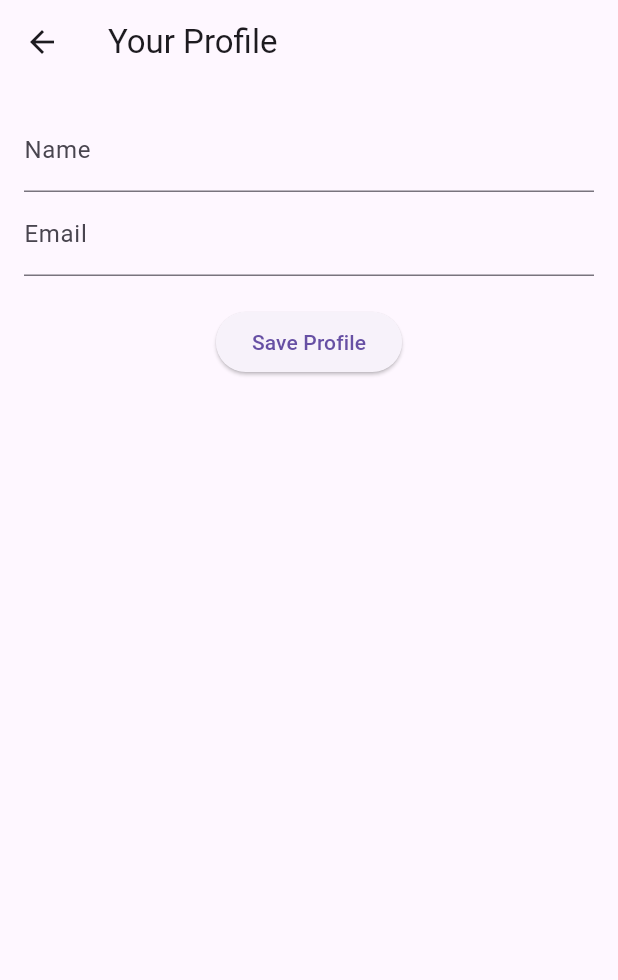
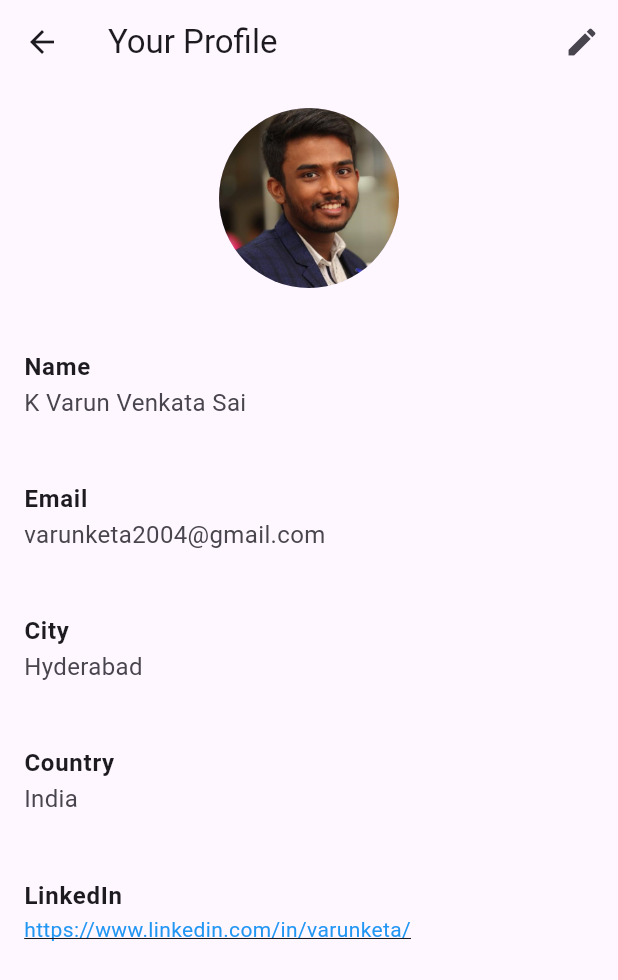
Before and after one commit to VarunKeta/GDGC_AppDev_Assignment, a Flutter app: the screen it shows after launch, in the side drawer, after a tap on "Profile", on a phone screen of 412 x 824 dp. Shown: the top 980 px of the screen. Run offline on Flutter 3.47's test engine with Material 3 defaults, Android fonts, the phone set to English and light mode, and no system bars; our stand-ins replace flutter_local_notifications.

Commit message:
Made the UI modifications

```diff
--- a/lib/home_page.dart
+++ b/lib/home_page.dart
@@ -3,48 +3,32 @@ import 'profile_page.dart';
 import 'events_page.dart';
 
 class HomePage extends StatelessWidget {
-  // Card data similar to your React component
   final List<Map<String, String>> cards = [
     {
-      'image':
-      'https://global.discourse-cdn.com/business6/uploads/codeorgforum/original/2X/5/5850a08813648555f34c29bea7b6d1de15f01655.gif',
+      'image': 'assets/images/webdev.gif',
       'title': 'Web Development',
-      'description':
-      'Focuses on empowering students to build responsive, user-friendly websites and web applications using modern web technologies and frameworks.',
-      'path': '/web-development',
+      'description': 'Focuses on empowering students to build responsive, user-friendly websites and web applications using modern web technologies and frameworks.',
     },
     {
-      'image':
-      'https://cdn.dribbble.com/users/330915/screenshots/3587000/10_coding_dribbble.gif',
+      'image': 'assets/images/cp.gif',
       'title': 'Competitive Programming',
-      'description':
-      'Cultivates competitive programming skills, encouraging students to hone their algorithmic problem-solving abilities, participate in coding competitions, and develop efficient solutions to real-world challenges.',
-      'path': '/competitive-programming',
+      'description': 'Cultivates competitive programming skills, encouraging students to hone their algorithmic problem-solving abilities, participate in coding competitions, and develop efficient solutions to real-world challenges.',
     },
     {
-      'image':
-      'https://connect.ignatiuz.com/hs-fs/hubfs/AI%20and%20Deep%20Learning.gif?width=1000&name=AI%20and%20Deep%20Learning.gif',
+      'image': 'assets/images/ml.webp',
       'title': 'Machine Learning',
-      'description':
-      'Immerses students in the intricacies of Machine Learning, motivating them to delve into and apply sophisticated algorithms, conduct data analysis, and create predictive models to address intricate problems.',
-      'path': '/machine-learning',
+      'description': 'Immerses students in the intricacies of Machine Learning, motivating them to delve into and apply sophisticated algorithms, conduct data analysis, and create predictive models to address intricate problems.',
     },
     {
-      'image':
-      'https://mir-s3-cdn-cf.behance.net/project_modules/hd/ea5d0476339699.5c6694d453222.gif',
+      'image': 'assets/images/management.gif',
       'title': 'Management',
-      'description':
-      'Provides students with leadership and organizational skills, fostering a community that not only excels in technical expertise but also effectively manages projects, events, and teams.',
-      'path': '/management',
+      'description': 'Provides students with leadership and organizational skills, fostering a community that not only excels in technical expertise but also effectively manages projects, events, and teams.',
     },
     {
-      'image':
-      'https://cdn.dribbble.com/users/3943049/screenshots/14032596/media/9e39cf22d33b4d2b77e9f270f2f06f6e.gif',
+      'image': 'assets/images/design.gif',
       'title': 'Design',
-      'description':
-      'Engages students in learning and applying best practices to secure digital systems, prevent cyber threats, and promote online safety.',
-      'path': '/design',
-    }
+      'description': 'Engages students in learning and applying best practices to secure digital systems, prevent cyber threats, and promote online safety.',
+    },
   ];
 
   @override
@@ -53,18 +37,17 @@ class HomePage extends StatelessWidget {
       appBar: AppBar(
         title: Row(
           children: [
-            Image.network(
-              'https://cdn-images-1.medium.com/max/578/1*vZVM7utCuRiZ6-HDsNeYUA@2x.png',
+            Image.asset(
+              'assets/images/gdgc_logo.png',
               fit: BoxFit.contain,
-              height: 40,
+              height: 30,
             ),
             SizedBox(width: 8),
             Text(
               'GDGC VNRVJIET',
               style: TextStyle(
                 fontWeight: FontWeight.bold,
-                fontSize: 24,
-                color: Colors.white,
+                fontSize: 25,
               ),
             ),
           ],
@@ -75,7 +58,7 @@ class HomePage extends StatelessWidget {
         child: Container(
           decoration: BoxDecoration(
             gradient: LinearGradient(
-              colors: [Colors.blue, Colors.blueAccent],
+              colors: [Colors.lightBlueAccent.shade100, Colors.white],
               begin: Alignment.topLeft,
               end: Alignment.bottomRight,
             ),
@@ -84,21 +67,37 @@ class HomePage extends StatelessWidget {
             padding: EdgeInsets.zero,
             children: <Widget>[
               DrawerHeader(
-                child: Text(
-                  'Menu',
-                  style: TextStyle(
-                    color: Colors.white,
-                    fontSize: 24,
+                decoration: BoxDecoration(
+                  gradient: LinearGradient(
+                    colors: [Colors.lightBlueAccent.shade100, Colors.white],
+                    begin: Alignment.topLeft,
+                    end: Alignment.bottomRight,
                   ),
                 ),
-                decoration: BoxDecoration(
-                  color: Colors.blueAccent,
+                child: Column(
+                  crossAxisAlignment: CrossAxisAlignment.start,
+                  children: [
+                    CircleAvatar(
+                      backgroundImage: AssetImage('assets/images/profile_photo.jpg'),
+                      radius: 30,
+                    ),
+                    SizedBox(height: 10),
+                    Text(
+                      'K Varun Venkata Sai',
+                      style: TextStyle(color: Colors.black, fontSize: 20, fontWeight: FontWeight.bold),
+                    ),
+                    Text(
+                      'varunketa2004@gmail.com',
+                      style: TextStyle(color: Colors.black54),
+                    ),
+                  ],
                 ),
               ),
               ListTile(
+                leading: Icon(Icons.event, color: Colors.black87),
                 title: Text(
                   'Upcoming Events',
-                  style: TextStyle(color: Colors.white),
+                  style: TextStyle(color: Colors.black87),
                 ),
                 onTap: () {
                   Navigator.push(
@@ -107,10 +106,12 @@ class HomePage extends StatelessWidget {
                   );
                 },
               ),
+              Divider(),
               ListTile(
+                leading: Icon(Icons.person, color: Colors.black87),
                 title: Text(
                   'Profile',
-                  style: TextStyle(color: Colors.white),
+                  style: TextStyle(color: Colors.black87),
                 ),
                 onTap: () {
                   Navigator.push(
@@ -124,29 +125,41 @@ class HomePage extends StatelessWidget {
         ),
       ),
       body: SingleChildScrollView(
+        child: Column(
+          children: [
+            Padding(
               padding: const EdgeInsets.all(16.0),
               child: Column(
                 children: [
                   Text(
-              'What we do, at GDSC VNRVJIET:',
+                    'What we do, at GDGC VNRVJIET?',
+                    textAlign: TextAlign.left,
                     style: TextStyle(
-                fontSize: 28,
-                fontWeight: FontWeight.bold,
-                color: Colors.blue,
+                      fontSize: 20,
                     ),
                   ),
                   SizedBox(height: 20),
-            ...cards.map((card) {
+                  Column(
+                    children: cards.map((card) {
                       final index = cards.indexOf(card);
                       return Card(
                         margin: EdgeInsets.symmetric(vertical: 10),
+                        elevation: 4,
+                        shadowColor: Colors.grey.withOpacity(0.3),
+                        shape: RoundedRectangleBorder(
+                          borderRadius: BorderRadius.circular(10),
+                        ),
+                        child: Padding(
+                          padding: const EdgeInsets.all(8.0),
                           child: Row(
-                  crossAxisAlignment: CrossAxisAlignment.start,
+                            crossAxisAlignment: CrossAxisAlignment.center, // Center vertically
                             children: [
-                    Expanded(
-                      child: Image.network(
+                              ClipRRect(
+                                borderRadius: BorderRadius.circular(10),
+                                child: Image.asset(
                                   card['image']!,
                                   height: 120,
+                                  width: 120,
                                   fit: BoxFit.cover,
                                 ),
                               ),
@@ -161,12 +174,12 @@ class HomePage extends StatelessWidget {
                                       Text(
                                         card['title']!,
                                         style: TextStyle(
-                                fontSize: 24,
+                                          fontSize: 22,
                                           fontWeight: FontWeight.bold,
                                           color: getTitleColor(index),
                                         ),
                                       ),
-                            SizedBox(height: 5),
+                                      SizedBox(height: 8),
                                       Text(
                                         card['description']!,
                                         style: TextStyle(fontSize: 16),
@@ -177,8 +190,10 @@ class HomePage extends StatelessWidget {
                               ),
                             ],
                           ),
+                        ),
                       );
                     }).toList(),
+                  ),
                   SizedBox(height: 20),
                   Text(
                     'Join us, at GDSC.',
@@ -198,6 +213,9 @@ class HomePage extends StatelessWidget {
                 ],
               ),
             ),
+          ],
+        ),
+      ),
     );
   }
 
@@ -206,7 +224,7 @@ class HomePage extends StatelessWidget {
       Color(0xFF0F71F2),
       Color(0xFF318C07),
       Color(0xFFF2A20C),
-      Color(0xFFD92929)
+      Color(0xFFD92929),
     ];
     return colors[index % colors.length];
   }
--- a/lib/profile_page.dart
+++ b/lib/profile_page.dart
@@ -7,22 +7,83 @@ class ProfilePage extends StatefulWidget {
 
 class _ProfilePageState extends State<ProfilePage> {
   final _formKey = GlobalKey<FormState>();
-  String _name = '';
-  String _email = '';
+  String _name = 'K Varun Venkata Sai';
+  String _email = 'varunketa2004@gmail.com';
+  String _city = 'Hyderabad';
+  String _country = 'India';
+  String _linkedin = 'https://www.linkedin.com/in/varunketa/';
+  bool _isEditing = false;
 
   @override
   Widget build(BuildContext context) {
     return Scaffold(
       appBar: AppBar(
         title: Text('Your Profile'),
+        actions: [
+          IconButton(
+            icon: Icon(Icons.edit),
+            onPressed: () {
+            },
           ),
-      body: Padding(
+        ],
+      ),
+      body: SingleChildScrollView(
         padding: const EdgeInsets.all(16.0),
-        child: Form(
+        child: Column(
+          crossAxisAlignment: CrossAxisAlignment.center,
+          children: <Widget>[
+            CircleAvatar(
+              radius: 60,
+              backgroundImage: AssetImage('assets/images/profile_photo.jpg'), // Replace with your asset path
+            ),
+            SizedBox(height: 20),
+            _buildProfileField('Name', _name),
+            _buildProfileField('Email', _email),
+            _buildProfileField('City', _city),
+            _buildProfileField('Country', _country),
+            _buildProfileField('LinkedIn', _linkedin, isLink: true),
+            SizedBox(height: 30),
+            _isEditing ? _buildEditProfileForm() : Container(),
+          ],
+        ),
+      ),
+    );
+  }
+
+  Widget _buildProfileField(String label, String value, {bool isLink = false}) {
+    return ListTile(
+      title: Text(
+        label,
+        style: TextStyle(fontWeight: FontWeight.bold, fontSize: 16),
+      ),
+      subtitle: isLink
+          ? InkWell(
+        onTap: () {
+          // Handle LinkedIn link click here
+        },
+        child: Text(
+          value,
+          style: TextStyle(
+            color: Colors.blue,
+            decoration: TextDecoration.underline,
+          ),
+        ),
+      )
+          : Text(
+        value,
+        style: TextStyle(fontSize: 16),
+      ),
+      contentPadding: EdgeInsets.symmetric(vertical: 8.0, horizontal: 0),
+    );
+  }
+
+  Widget _buildEditProfileForm() {
+    return Form(
       key: _formKey,
       child: Column(
         children: <Widget>[
           TextFormField(
+            initialValue: _name,
             decoration: InputDecoration(labelText: 'Name'),
             onSaved: (value) {
               _name = value!;
@@ -35,6 +96,7 @@ class _ProfilePageState extends State<ProfilePage> {
             },
           ),
           TextFormField(
+            initialValue: _email,
             decoration: InputDecoration(labelText: 'Email'),
             onSaved: (value) {
               _email = value!;
@@ -46,12 +108,41 @@ class _ProfilePageState extends State<ProfilePage> {
               return null;
             },
           ),
+          TextFormField(
+            initialValue: _city,
+            decoration: InputDecoration(labelText: 'City'),
+            onSaved: (value) {
+              _city = value!;
+            },
+            validator: (value) {
+              if (value!.isEmpty) {
+                return 'Please enter your city';
+              }
+              return null;
+            },
+          ),
+          TextFormField(
+            initialValue: _country,
+            decoration: InputDecoration(labelText: 'Country'),
+            onSaved: (value) {
+              _country = value!;
+            },
+            validator: (value) {
+              if (value!.isEmpty) {
+                return 'Please enter your country';
+              }
+              return null;
+            },
+          ),
           SizedBox(height: 20),
           ElevatedButton(
             child: Text('Save Profile'),
             onPressed: () {
               if (_formKey.currentState!.validate()) {
                 _formKey.currentState!.save();
+                setState(() {
+                  _isEditing = false;
+                });
                 ScaffoldMessenger.of(context).showSnackBar(SnackBar(
                   content: Text('Profile Saved'),
                 ));
@@ -60,8 +151,6 @@ class _ProfilePageState extends State<ProfilePage> {
           ),
         ],
       ),
-        ),
-      ),
     );
   }
 }
```
Also changed, not shown: lib/notification_service.dart (added, +45 -0 lines), pubspec.yaml (+8 -4 lines), assets/images/cp.gif (added), assets/images/design.gif (added), assets/images/gdgc_logo.png (added), assets/images/ml.webp (added), assets/images/profile_photo.jpg (added), assets/images/webdev.gif (added), 2 other files. Lines whose indentation alone changed are shown as unchanged.
